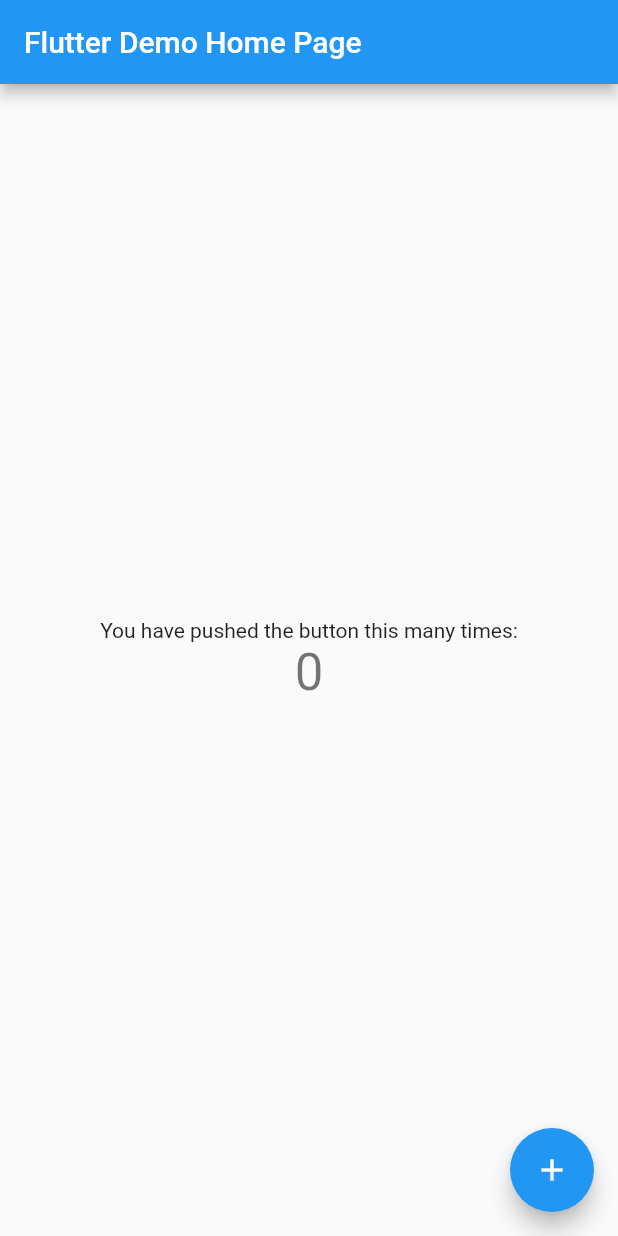
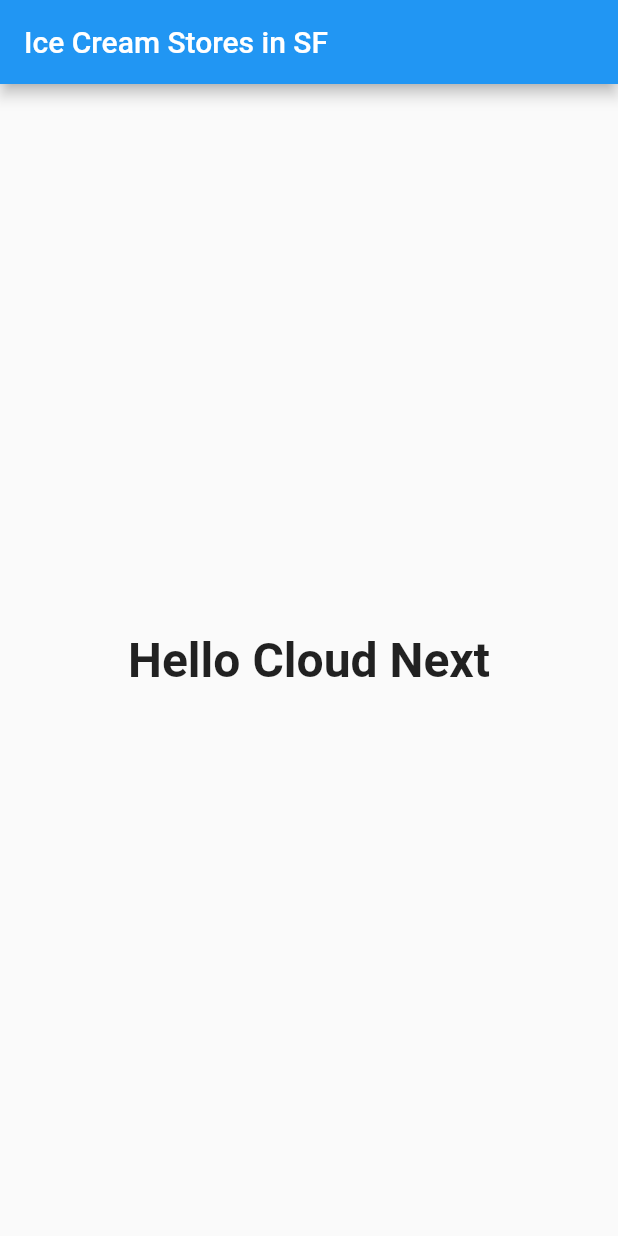
Before and after one commit to FrancaTM/ice-cream-stores-demo, a Flutter app: the screen it shows after launch, on a phone screen of 412 x 824 dp. Run offline on Flutter 3.47's test engine with Material 2 defaults, Android fonts, the phone set to English and light mode, and no system bars.

Commit message:
Modify base project

```diff
--- a/lib/main.dart
+++ b/lib/main.dart
@@ -7,7 +7,7 @@ class MyApp extends StatelessWidget {
   @override
   Widget build(BuildContext context) {
     return MaterialApp(
-      title: 'Flutter Demo',
+      title: 'Ice Creams FTW',
       theme: ThemeData(
           // This is the theme of your application.
           //
@@ -18,15 +18,15 @@ class MyApp extends StatelessWidget {
           // or simply save your changes to "hot reload" in a Flutter IDE).
           // Notice that the counter didn't reset back to zero; the application
           // is not restarted.
-        primarySwatch: Colors.blue,
+          // primarySwatch: Colors.blue,
           ),
-      home: MyHomePage(title: 'Flutter Demo Home Page'),
+      home: const HomePage(title: 'Ice Cream Stores in SF'),
     );
   }
 }
 
-class MyHomePage extends StatefulWidget {
-  MyHomePage({Key key, this.title}) : super(key: key);
+class HomePage extends StatefulWidget {
+  const HomePage({Key key, @required this.title}) : super(key: key);
 
   // This widget is the home page of your application. It is stateful, meaning
   // that it has a State object (defined below) that contains fields that affect
@@ -40,10 +40,10 @@ class MyHomePage extends StatefulWidget {
   final String title;
 
   @override
-  _MyHomePageState createState() => _MyHomePageState();
+  _HomePageState createState() => _HomePageState();
 }
 
-class _MyHomePageState extends State<MyHomePage> {
+class _HomePageState extends State<HomePage> {
   int _counter = 0;
 
   void _incrementCounter() {
@@ -91,21 +91,16 @@ class _MyHomePageState extends State<MyHomePage> {
           // horizontal).
           mainAxisAlignment: MainAxisAlignment.center,
           children: <Widget>[
-            Text(
-              'You have pushed the button this many times:',
+            const Text(
+              'Hello Cloud Next',
+              style: TextStyle(
+                fontWeight: FontWeight.bold,
+                fontSize: 32,
               ),
-            Text(
-              '$_counter',
-              style: Theme.of(context).textTheme.display1,
             ),
           ],
         ),
       ),
-      floatingActionButton: FloatingActionButton(
-        onPressed: _incrementCounter,
-        tooltip: 'Increment',
-        child: Icon(Icons.add),
-      ), // This trailing comma makes auto-formatting nicer for build methods.
     );
   }
 }
```
Lines whose indentation alone changed are shown as unchanged.
